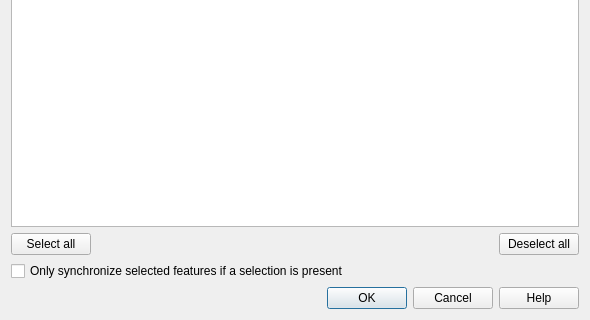
The window that src/plugins/offline_editing/offline_editing_plugin_guibase.ui (qgis/QGIS) describes before a commit, drawn with Qt 5; both pictures show x 0 to 590 and y 250 to 570 of the 590 by 570 pixel window.
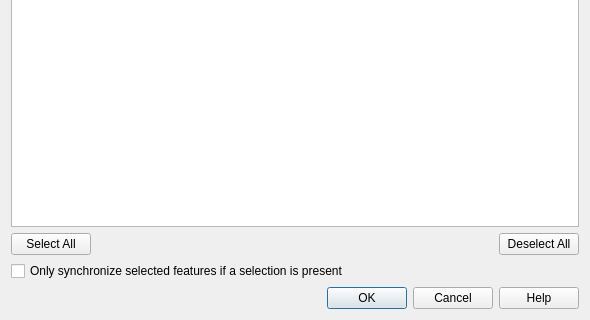
The same window after the commit. Icons and pictures are not drawn. Custom widgets are drawn as their Qt base class.

What changed in the file:
```diff
--- a/src/plugins/offline_editing/offline_editing_plugin_guibase.ui
+++ b/src/plugins/offline_editing/offline_editing_plugin_guibase.ui
@@ -101,7 +101,7 @@
        <item>
         <widget class="QPushButton" name="mSelectAllButton">
          <property name="text">
-          <string>Select all</string>
+          <string>Select All</string>
          </property>
         </widget>
        </item>
@@ -121,7 +121,7 @@
        <item>
         <widget class="QPushButton" name="mDeselectAllButton">
          <property name="text">
-          <string>Deselect all</string>
+          <string>Deselect All</string>
          </property>
         </widget>
        </item>
```
